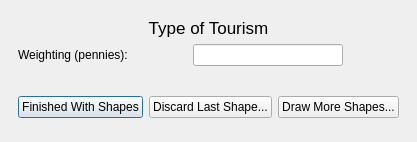
This is cobi_loreto/Interview/drawecotourism.ui in Ecotrust/openoceanmap-desktop as Qt 5 draws it before an edit. The edited form follows.
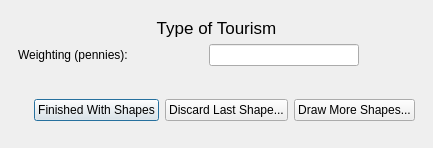
This is the edited form.

Diff of the .ui file:
```diff
--- a/cobi_loreto/Interview/drawecotourism.ui
+++ b/cobi_loreto/Interview/drawecotourism.ui
@@ -6,8 +6,8 @@
    <rect>
     <x>0</x>
     <y>0</y>
-    <width>391</width>
-    <height>142</height>
+    <width>433</width>
+    <height>148</height>
    </rect>
   </property>
   <property name="windowTitle" >
@@ -17,7 +17,19 @@
    <property name="margin" >
     <number>9</number>
    </property>
-   <property name="spacing" >
+   <property name="topMargin" >
+    <number>9</number>
+   </property>
+   <property name="rightMargin" >
+    <number>9</number>
+   </property>
+   <property name="bottomMargin" >
+    <number>9</number>
+   </property>
+   <property name="horizontalSpacing" >
+    <number>6</number>
+   </property>
+   <property name="verticalSpacing" >
     <number>6</number>
    </property>
    <item row="0" column="0" >
```
Left out of the diff: 4 changed lines with no effect on the pictures.
